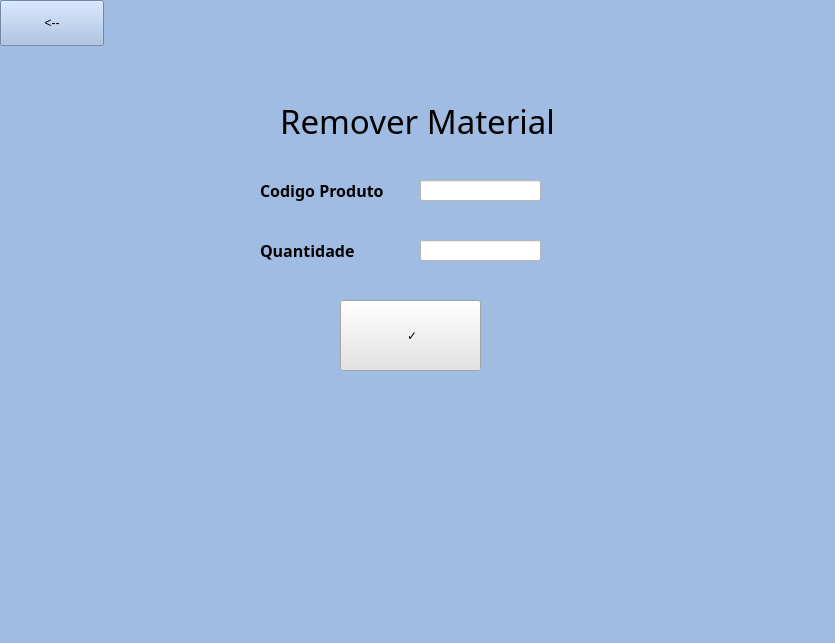
Above: SYSTEM CONTROL/Orçamento/Estoquer.ui from victorkok/OPE-Oficina-Mecanica before the change. Below: the same form after it.
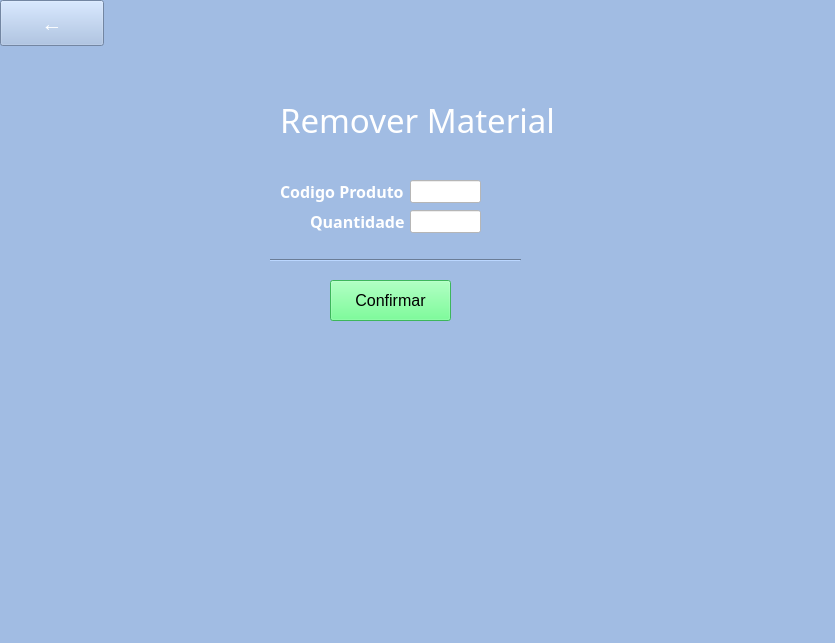
That is the form after the change.

The edit to the form file:
```diff
--- a/SYSTEM CONTROL/Orçamento/Estoquer.ui
+++ b/SYSTEM CONTROL/Orçamento/Estoquer.ui
@@ -39,7 +39,7 @@
      <string notr="true">color: rgb(0, 0, 0);</string>
     </property>
     <property name="text">
-     <string>Remover Material</string>
+     <string>&lt;html&gt;&lt;head/&gt;&lt;body&gt;&lt;p&gt;&lt;span style=&quot; color:#ffffff;&quot;&gt;Remover Material&lt;/span&gt;&lt;/p&gt;&lt;/body&gt;&lt;/html&gt;</string>
     </property>
    </widget>
    <widget class="QLabel" name="Produto">
@@ -48,10 +48,10 @@
     </property>
     <property name="geometry">
      <rect>
-      <x>260</x>
+      <x>280</x>
       <y>180</y>
-      <width>141</width>
-      <height>21</height>
+      <width>131</width>
+      <height>23</height>
      </rect>
     </property>
     <property name="font">
@@ -73,8 +73,14 @@
      <string notr="true">color: rgb(0, 0, 0);
 </string>
     </property>
+    <property name="frameShape">
+     <enum>QFrame::NoFrame</enum>
+    </property>
+    <property name="frameShadow">
+     <enum>QFrame::Sunken</enum>
+    </property>
     <property name="text">
-     <string>Codigo Produto</string>
+     <string>&lt;html&gt;&lt;head/&gt;&lt;body&gt;&lt;p&gt;&lt;span style=&quot; color:#ffffff;&quot;&gt;Codigo Produto&lt;/span&gt;&lt;/p&gt;&lt;/body&gt;&lt;/html&gt;</string>
     </property>
     <property name="textFormat">
      <enum>Qt::AutoText</enum>
@@ -83,10 +89,10 @@
    <widget class="QLabel" name="qtd">
     <property name="geometry">
      <rect>
-      <x>260</x>
-      <y>240</y>
+      <x>310</x>
+      <y>210</y>
       <width>101</width>
-      <height>21</height>
+      <height>23</height>
      </rect>
     </property>
     <property name="font">
@@ -101,8 +107,14 @@
     <property name="styleSheet">
      <string notr="true">color: rgb(0, 0, 0);</string>
     </property>
+    <property name="frameShape">
+     <enum>QFrame::NoFrame</enum>
+    </property>
+    <property name="frameShadow">
+     <enum>QFrame::Sunken</enum>
+    </property>
     <property name="text">
-     <string>Quantidade</string>
+     <string>&lt;html&gt;&lt;head/&gt;&lt;body&gt;&lt;p&gt;&lt;span style=&quot; color:#ffffff;&quot;&gt;Quantidade&lt;/span&gt;&lt;/p&gt;&lt;/body&gt;&lt;/html&gt;</string>
     </property>
     <property name="textFormat">
      <enum>Qt::AutoText</enum>
@@ -111,10 +123,10 @@
    <widget class="QLineEdit" name="quantidader">
     <property name="geometry">
      <rect>
-      <x>420</x>
-      <y>240</y>
-      <width>121</width>
-      <height>21</height>
+      <x>410</x>
+      <y>210</y>
+      <width>71</width>
+      <height>23</height>
      </rect>
     </property>
     <property name="styleSheet">
@@ -124,31 +136,39 @@
    <widget class="QPushButton" name="buttonr">
     <property name="geometry">
      <rect>
-      <x>340</x>
-      <y>300</y>
-      <width>141</width>
-      <height>71</height>
+      <x>330</x>
+      <y>280</y>
+      <width>121</width>
+      <height>41</height>
      </rect>
     </property>
+    <property name="font">
+     <font>
+      <pointsize>12</pointsize>
+     </font>
+    </property>
     <property name="styleSheet">
-     <string notr="true">background-color: rgb(227, 227, 227);</string>
+     <string notr="true">background-color: rgb(85, 255, 127);</string>
     </property>
     <property name="text">
-     <string>	✓</string>
+     <string>Confirmar</string>
     </property>
    </widget>
    <widget class="QLineEdit" name="codigor">
     <property name="geometry">
      <rect>
-      <x>420</x>
+      <x>410</x>
       <y>180</y>
-      <width>121</width>
-      <height>21</height>
+      <width>71</width>
+      <height>23</height>
      </rect>
     </property>
     <property name="styleSheet">
      <string notr="true">background-color: rgb(255, 255, 255);</string>
     </property>
+    <property name="text">
+     <string/>
+    </property>
    </widget>
    <widget class="QPushButton" name="voltar">
     <property name="geometry">
@@ -167,11 +187,27 @@
     </property>
     <property name="font">
      <font>
-      <pointsize>9</pointsize>
+      <pointsize>16</pointsize>
      </font>
     </property>
+    <property name="styleSheet">
+     <string notr="true">color: rgb(255, 255, 255);</string>
+    </property>
     <property name="text">
-     <string>&lt;--</string>
+     <string>←</string>
+    </property>
+   </widget>
+   <widget class="Line" name="line">
+    <property name="geometry">
+     <rect>
+      <x>270</x>
+      <y>250</y>
+      <width>251</width>
+      <height>20</height>
+     </rect>
+    </property>
+    <property name="orientation">
+     <enum>Qt::Horizontal</enum>
     </property>
    </widget>
   </widget>
```
Left out of the diff: 2 changed lines with no effect on the pictures.
